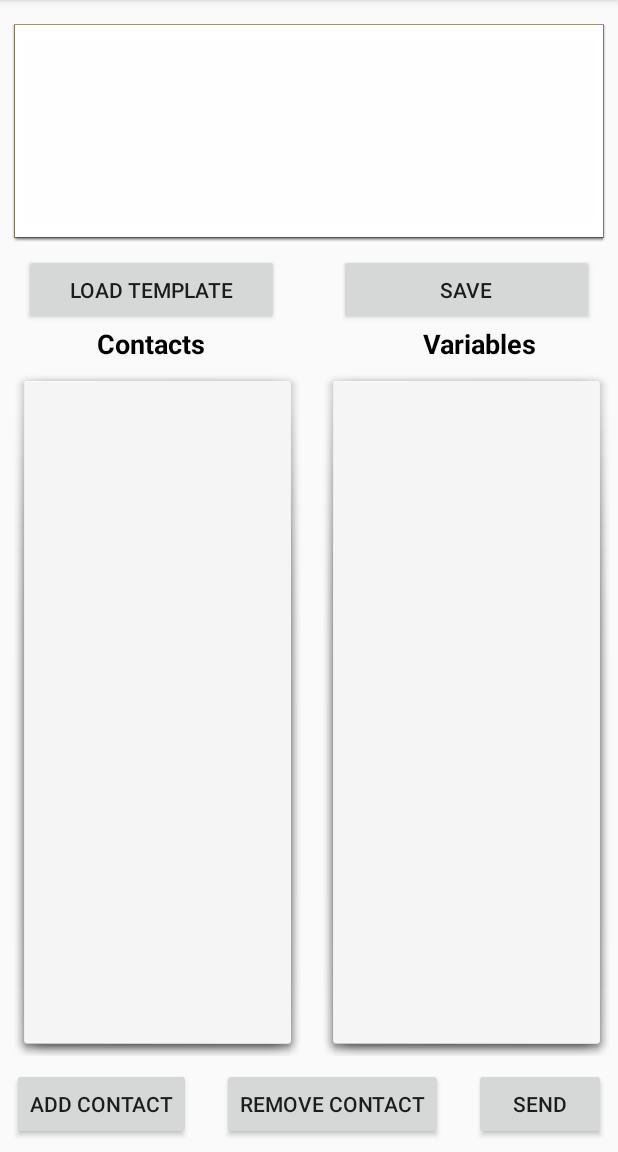
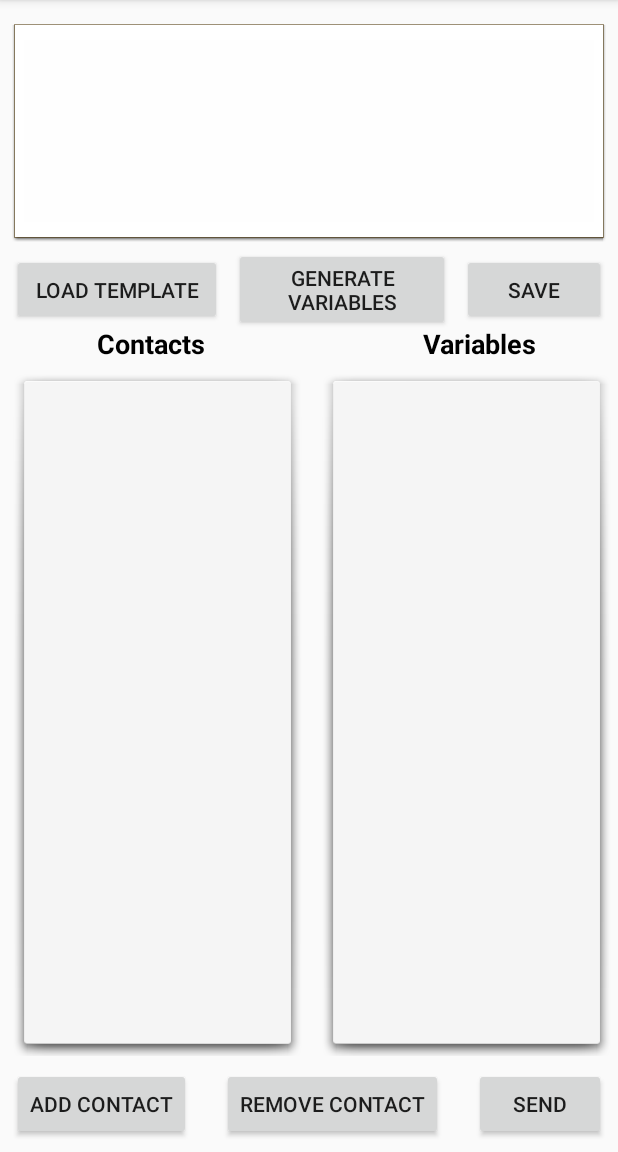
Before and after one commit to lightningWhite/GroupUniqueMessaging, an Android app: the screen it shows after launch (MainActivity), on a phone screen of 412 x 824 dp, the part 84-1236 px from its top. Run offline under Robolectric (Android 15) with nearby library versions, the phone set to English and light mode, and no system bars.

Commit message:
Created "Generate Variables" button.

```diff
--- a/app/src/main/res/layout/activity_main.xml
+++ b/app/src/main/res/layout/activity_main.xml
@@ -25,30 +25,27 @@
 
     <Button
         android:id="@+id/loadButton"
-        android:layout_width="170dp"
+        android:layout_width="140dp"
         android:layout_height="47dp"
-        android:layout_marginLeft="16dp"
-        android:layout_marginStart="16dp"
+        android:layout_marginEnd="8dp"
+        android:layout_marginStart="8dp"
         android:layout_marginTop="8dp"
         android:onClick="btnLoadTemplate"
         android:text="Load Template"
-        app:layout_constraintEnd_toStartOf="@+id/saveButton"
-        app:layout_constraintHorizontal_bias="0.5"
-        app:layout_constraintHorizontal_chainStyle="spread_inside"
-        app:layout_constraintLeft_toLeftOf="parent"
+        app:layout_constraintEnd_toStartOf="@+id/generateVaribalesButton"
         app:layout_constraintStart_toStartOf="parent"
         app:layout_constraintTop_toBottomOf="@+id/editMessage" />
 
     <Button
         android:id="@+id/saveButton"
-        android:layout_width="170dp"
+        android:layout_width="96dp"
         android:layout_height="47dp"
-        android:layout_marginEnd="16dp"
+        android:layout_marginEnd="8dp"
+        android:layout_marginStart="8dp"
         android:layout_marginTop="8dp"
         android:text="Save"
         app:layout_constraintEnd_toEndOf="parent"
-        app:layout_constraintHorizontal_bias="0.5"
-        app:layout_constraintStart_toEndOf="@+id/loadButton"
+        app:layout_constraintStart_toEndOf="@+id/generateVaribalesButton"
         app:layout_constraintTop_toBottomOf="@+id/editMessage" />
 
     <ListView
@@ -75,6 +72,8 @@
         android:layout_marginRight="16dp"
         android:layout_marginStart="4dp"
         android:background="@android:drawable/dialog_holo_light_frame"
+        android:choiceMode="singleChoice"
+        android:listSelector="@android:color/darker_gray"
         app:layout_constraintBottom_toTopOf="@+id/button5"
         app:layout_constraintEnd_toEndOf="parent"
         app:layout_constraintRight_toRightOf="parent"
@@ -141,4 +140,14 @@
         app:layout_constraintEnd_toEndOf="parent"
         app:layout_constraintTop_toBottomOf="@+id/saveButton" />
 
+    <Button
+        android:id="@+id/generateVaribalesButton"
+        android:layout_width="0dp"
+        android:layout_height="wrap_content"
+        android:layout_marginTop="4dp"
+        android:text="Generate Variables"
+        app:layout_constraintEnd_toStartOf="@+id/saveButton"
+        app:layout_constraintStart_toEndOf="@+id/loadButton"
+        app:layout_constraintTop_toBottomOf="@+id/editMessage" />
+
 </android.support.constraint.ConstraintLayout>
```
